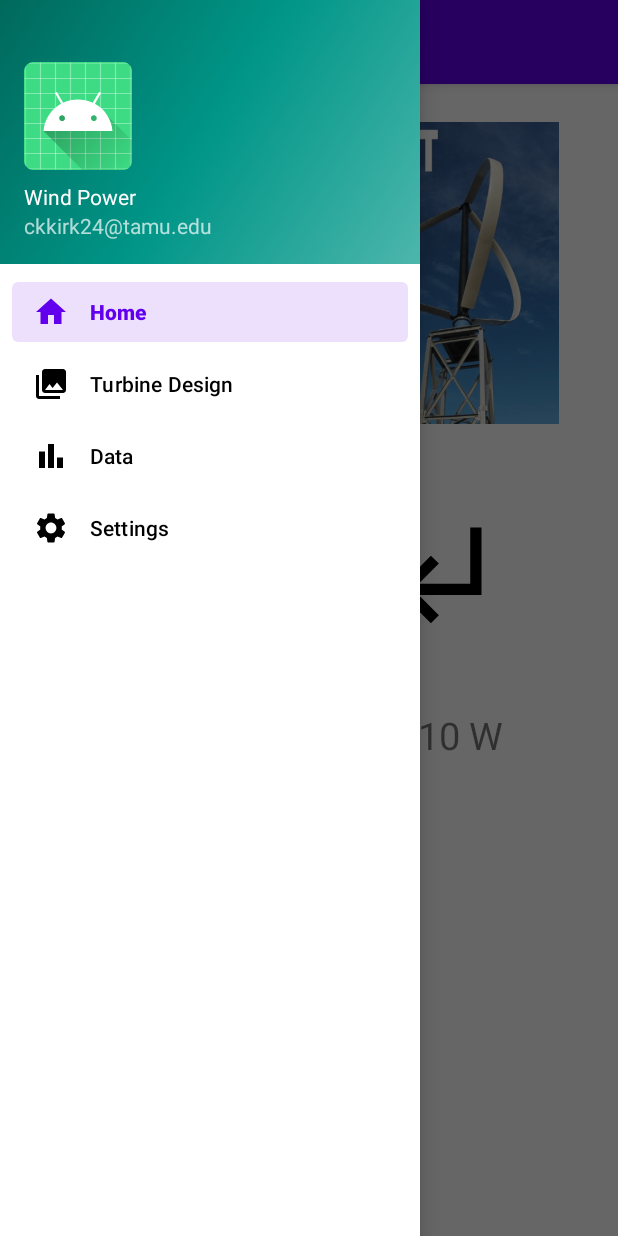
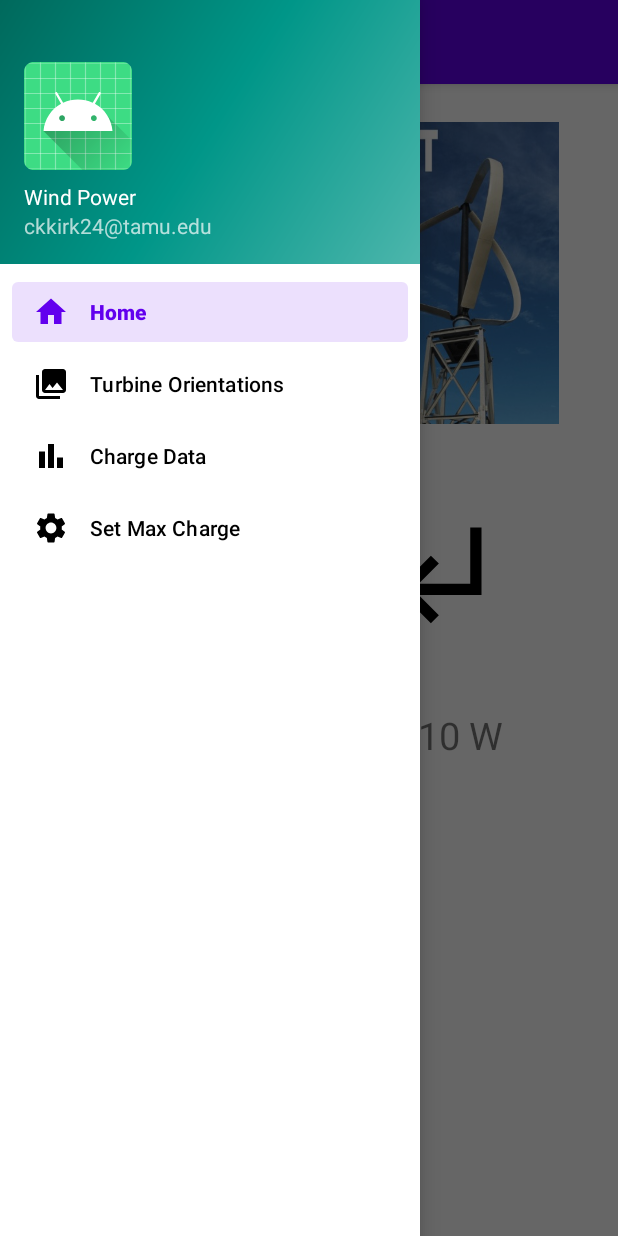
Before and after one commit to ckkirk24/ECEN-404-Group-12-Wind-Power, an Android app: the screen it shows after launch (MainActivity), with the side drawer open, on a phone screen of 412 x 824 dp. Run offline under Robolectric (Android 15) with nearby library versions, the phone set to English and light mode, and no system bars; our stand-ins replace navigation-ui; libraries missing offline, so code that uses them is left out: com.androidplot.util, com.androidplot.xy; plain views replace XYPlot; 8 statements that could not run were skipped.

Commit message:
Updated Plot Page

```diff
--- a/android_app/app/build.gradle
+++ b/android_app/app/build.gradle
@@ -48,6 +48,8 @@ dependencies {
     testImplementation 'junit:junit:4.13.2'
     androidTestImplementation 'androidx.test.ext:junit:1.1.5'
     androidTestImplementation 'androidx.test.espresso:espresso-core:3.5.1'
-    implementation 'com.androidplot:androidplot-core:1.5.10'
+    implementation 'com.androidplot:androidplot-core:1.5.10' //plot worked with this
+//    implementation 'com.androidplot:androidplot-x:1.6.1'
+//    implementation 'com.androidplot:androidplot-core:1.6.1'
 //    implementation 'com.jjoe64:graphview:4.2.2'
 }
--- a/android_app/app/src/main/res/values/strings.xml
+++ b/android_app/app/src/main/res/values/strings.xml
@@ -8,7 +8,7 @@
     <string name="action_settings">Settings</string>
 
     <string name="menu_home">Home</string>
-    <string name="menu_design">Turbine Design</string>
-    <string name="menu_histogram">Data</string>
-    <string name="menu_settings">Settings</string>
+    <string name="menu_design">Turbine Orientations</string>
+    <string name="menu_histogram">Charge Data</string>
+    <string name="menu_settings">Set Max Charge</string>
 </resources>
```
Also changed, not shown: android_app/app/src/main/java/com/example/menutest/ui/slideshow/SlideshowFragment.kt (+11 -9 lines), android_app/app/src/main/res/layout/fragment_slideshow.xml (+4 -4 lines).
